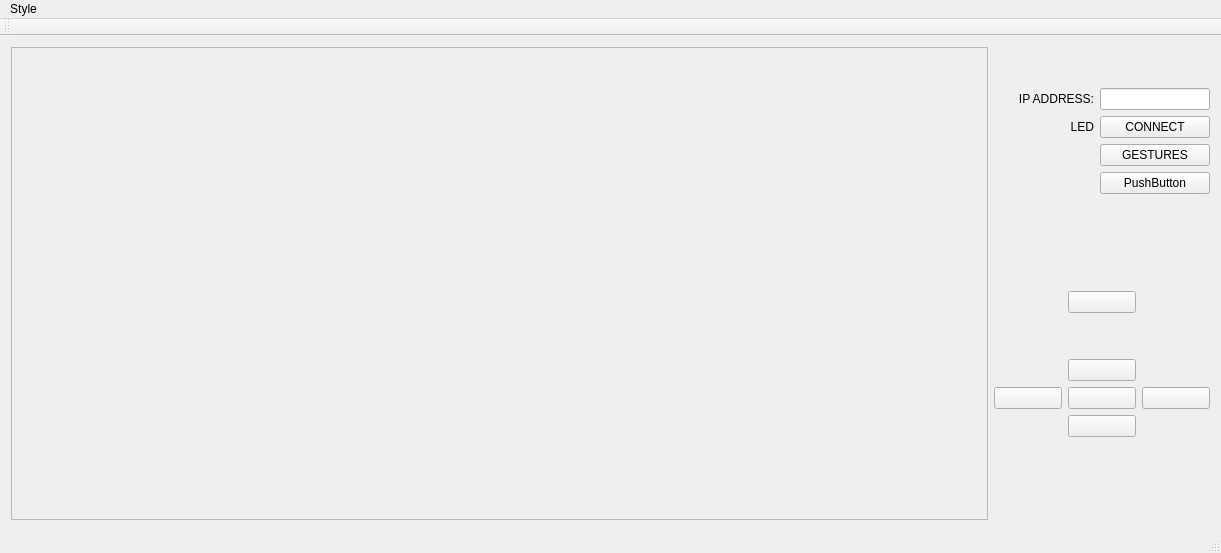
Before: the Qt Designer form demoRMR-all/demoRMR/mainwindow.ui in JakubMocarnik/HMI, drawn with Qt 5.
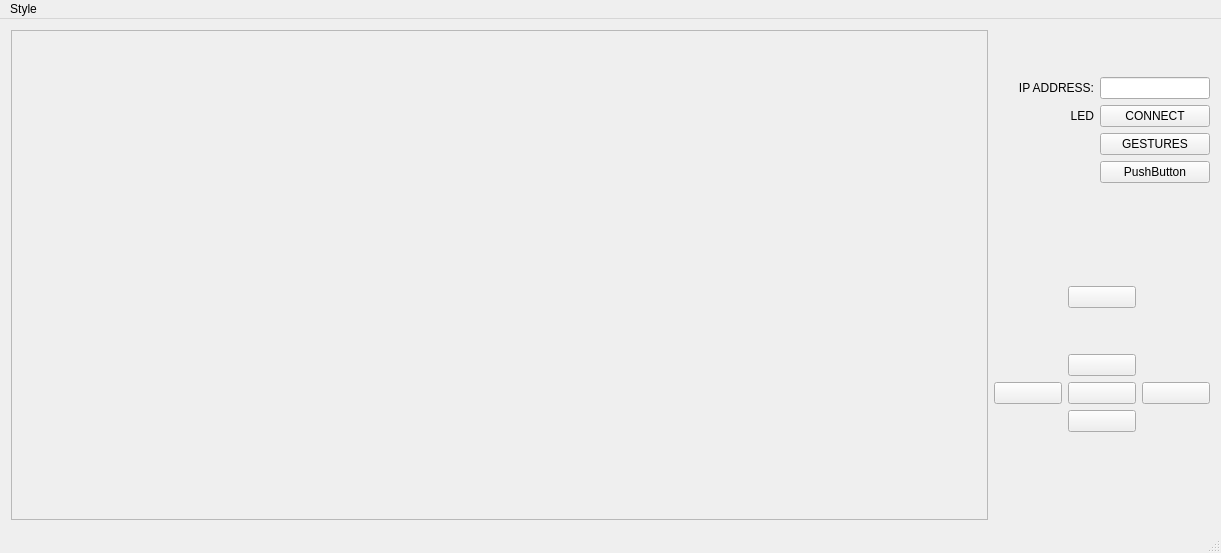
After: the same form once the commit is applied.

```diff
--- a/demoRMR-all/demoRMR/mainwindow.ui
+++ b/demoRMR-all/demoRMR/mainwindow.ui
@@ -307,19 +307,6 @@
    <addaction name="menuStyle"/>
   </widget>
   <widget class="QStatusBar" name="statusBar"/>
-  <widget class="QToolBar" name="mainToolBar">
-   <attribute name="toolBarArea">
-    <enum>TopToolBarArea</enum>
-   </attribute>
-   <attribute name="toolBarBreak">
-    <bool>false</bool>
-   </attribute>
-  </widget>
-  <action name="actionDark_Souls">
-   <property name="text">
-    <string>Dark Souls</string>
-   </property>
-  </action>
   <action name="actionHello_Kitty">
    <property name="text">
     <string>Hello Kitty</string>
```
Left out of the diff: 11 changed lines with no effect on the pictures.
